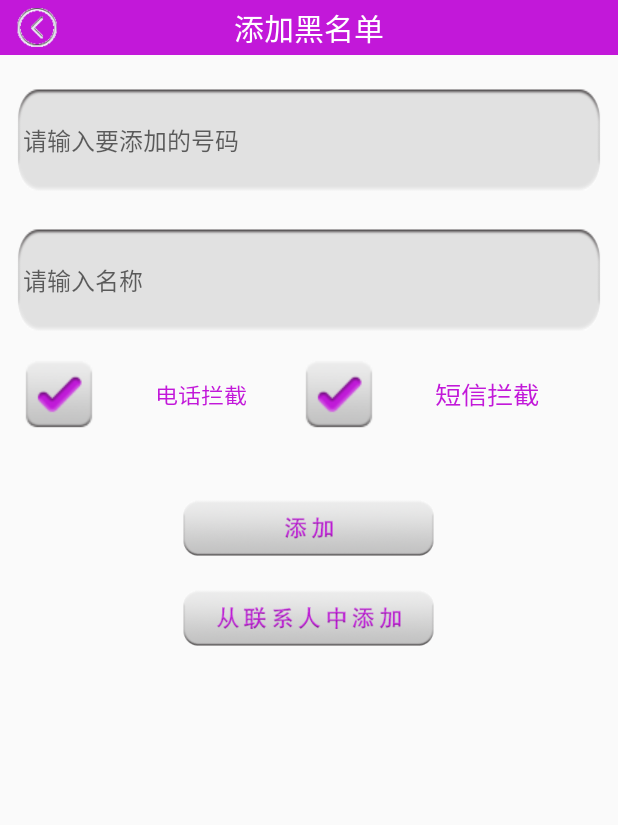
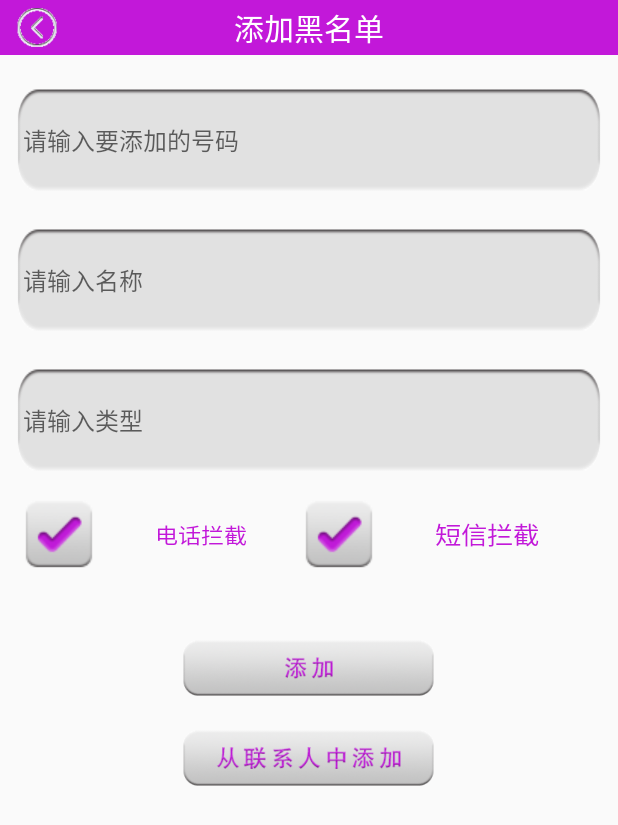
Before and after one commit to caijunyu1997/MobileGuard, an Android app: the AddBlackNumberActivity screen opened directly, with no data from a screen before it, on a phone screen of 412 x 824 dp. Shown: the top 825 px of the screen. Run offline under Robolectric (Android 15) with nearby library versions, the phone set to English and light mode, and no system bars.

Commit message:
通讯卫士模块添加拦截类型

```diff
--- a/app/src/main/java/cn/edu/gdmec/android/mobileguard/m3communicationguard/adapter/BlackContactAdapter.java
+++ b/app/src/main/java/cn/edu/gdmec/android/mobileguard/m3communicationguard/adapter/BlackContactAdapter.java
@@ -29,6 +29,7 @@ public class BlackContactAdapter extends BaseAdapter {
         TextView mModeTV;
         View mContactImgv;
         View mDeleteView;
+        TextView mTypeTV;
     }
 
     public interface BlackConactCallBack {
@@ -70,14 +71,17 @@ public class BlackContactAdapter extends BaseAdapter {
             holder.mModeTV = (TextView)view.findViewById(R.id.tv_black_mode);
             holder.mContactImgv = view.findViewById(R.id.view_black_icon);
             holder.mDeleteView = view.findViewById(R.id.view_black_delete);
+            holder.mTypeTV = (TextView) view.findViewById(R.id.tv_black_type);
             view.setTag(holder);
         }else{
             holder = (ViewHolder) view.getTag();
         }
         holder.mNameTV.setText(contactInfos.get(i).contactName + "(" + contactInfos.get(i).phoneNumber + ")");
         holder.mModeTV.setText(contactInfos.get(i).getModeString(contactInfos.get(i).mode));
+        holder.mTypeTV.setText(contactInfos.get(i).type);
         holder.mNameTV.setTextColor(context.getResources().getColor(R.color.bright_purple));
         holder.mModeTV.setTextColor(context.getResources().getColor(R.color.bright_purple));
+        holder.mTypeTV.setTextColor(context.getResources().getColor(R.color.bright_purple));
         holder.mContactImgv.setBackgroundResource(R.drawable.brightpurple_contact_icon);
         holder.mDeleteView.setOnClickListener(new View.OnClickListener(){
             @Override
--- a/app/src/main/java/cn/edu/gdmec/android/mobileguard/m3communicationguard/db/BlackNumberOpenHelper.java
+++ b/app/src/main/java/cn/edu/gdmec/android/mobileguard/m3communicationguard/db/BlackNumberOpenHelper.java
@@ -33,7 +33,8 @@ public class BlackNumberOpenHelper extends SQLiteOpenHelper {
                 "(id integer primary key autoincrement,"+
                 "number varchar(20),"+
                 "name varchar(255),"+
-                "mode integer)");
+                "mode integer,"+
+                "type varchar(255))" );
     }
 
     @Override
--- a/app/src/main/java/cn/edu/gdmec/android/mobileguard/m3communicationguard/db/dao/BlackNumberDao.java
+++ b/app/src/main/java/cn/edu/gdmec/android/mobileguard/m3communicationguard/db/dao/BlackNumberDao.java
@@ -40,6 +40,7 @@ public class BlackNumberDao {
         values.put("number",blackContactInfo.phoneNumber);
         values.put("name",blackContactInfo.contactName);
         values.put("mode",blackContactInfo.mode);
+        values.put("type",blackContactInfo.type);
         long rowid = db.insert("blacknumber", null, values);
         if (rowid == -1) { //插入数据不成功
             return false;
@@ -73,13 +74,14 @@ public class BlackNumberDao {
     public List<BlackContactInfo> getPageBlackNumber(int pagenumber, int pagesize) {
         //得到可读的数据库
         SQLiteDatabase db = blackNumberOpenHelper.getReadableDatabase();
-        Cursor cursor = db.rawQuery("select number,mode,name from blacknumber limit ? offset ?", new String[]{String.valueOf(pagesize), String.valueOf(pagesize * pagenumber)});
+        Cursor cursor = db.rawQuery("select number,mode,name,type from blacknumber limit ? offset ?",new String[]{String.valueOf(pagesize),String.valueOf(pagesize*pagenumber)});
         List<BlackContactInfo> mBlackContactInfos = new ArrayList<BlackContactInfo>();
         while (cursor.moveToNext()) {
             BlackContactInfo info = new BlackContactInfo();
             info.phoneNumber = cursor.getString(0);
             info.mode = cursor.getInt(1);
             info.contactName = cursor.getString(2);
+            info.type = cursor.getString(3);
             mBlackContactInfos.add(info);
         }
         cursor.close();
--- a/app/src/main/java/cn/edu/gdmec/android/mobileguard/m3communicationguard/entity/BlackContactInfo.java
+++ b/app/src/main/java/cn/edu/gdmec/android/mobileguard/m3communicationguard/entity/BlackContactInfo.java
@@ -11,6 +11,8 @@ public class BlackContactInfo {
     public String contactName;
     /*黑名单拦截模式<br/>   1为电话拦截   2为短信拦截   3为电话、短信都拦截*/
     public int mode;
+    /*黑名单拦截类型*/
+    public String type;
 
     public String getModeString(int mode){
         switch(mode){
--- a/app/src/main/res/layout/activity_add_black_number.xml
+++ b/app/src/main/res/layout/activity_add_black_number.xml
@@ -29,6 +29,19 @@
         android:layout_marginTop="20dp"
         android:background="@drawable/coner_white_rec"
         android:hint="请输入名称"
+        android:paddingLeft="5dp"
+        android:textColor="@color/bright_purple"
+        android:textSize="16sp"/>
+
+    <EditText
+        android:id="@+id/et_blacktype"
+        android:layout_width="match_parent"
+        android:layout_height="wrap_content"
+        android:layout_marginLeft="10dp"
+        android:layout_marginRight="10dp"
+        android:layout_marginTop="20dp"
+        android:background="@drawable/coner_white_rec"
+        android:hint="请输入类型"
         android:paddingLeft="5dp"
         android:textColor="@color/bright_purple"
         android:textSize="16sp"/>
```
Also changed, not shown: app/src/main/java/cn/edu/gdmec/android/mobileguard/m3communicationguard/AddBlackNumberActivity.java (+7 -2 lines), app/src/main/res/layout/item_list_blackcontact.xml (+8 -0 lines).
